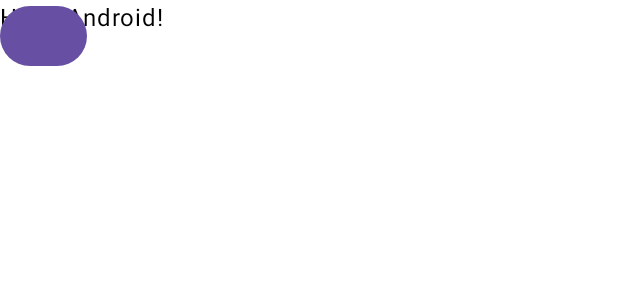
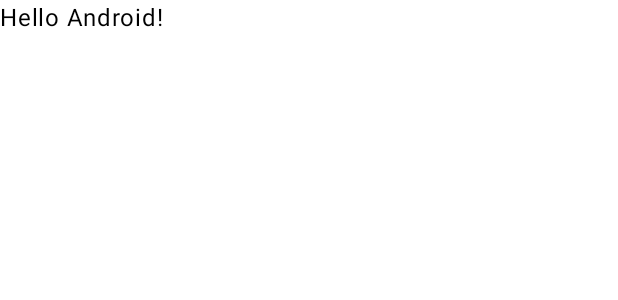
Before and after one commit to xLEITx/VirtualPantry, an Android app built with Jetpack Compose: the @Preview function GreetingPreview, on a phone screen of 412 x 824 dp. Shown: the top 300 px of the screen. Run offline under Robolectric (Android 15) with nearby library versions, the phone set to English and light mode, and no system bars; libraries missing offline, so code that uses them is left out: com.example.compose.

```diff
--- a/app/src/main/java/com/leit/virtualpantry/feature_pantry/presentation/MainActivity.kt
+++ b/app/src/main/java/com/leit/virtualpantry/feature_pantry/presentation/MainActivity.kt
@@ -36,9 +36,6 @@ fun Greeting(name: String, modifier: Modifier = Modifier) {
         text = "Hello $name!",
         modifier = modifier
     )
-    Button(onClick = { /*TODO*/ }) {
-
-    }
 }
 
 @Preview(showBackground = true)
```
